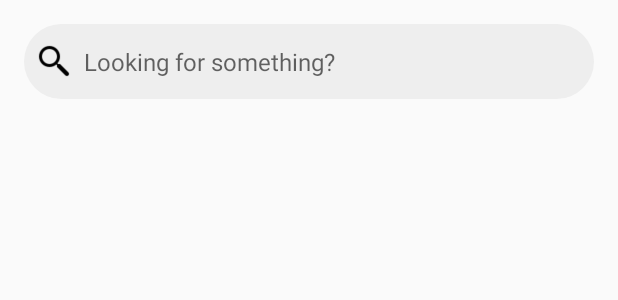
After one commit to Nickes10/TheCookApp, an Android app: the layout fragment_search_bar.xml on its own in the app's theme, with its tools: preview values and no code run, on a phone screen of 412 x 824 dp. The commit adds this screen. Shown: the top 300 px of the screen. Run offline under Robolectric (Android 15) with nearby library versions, the phone set to English and light mode, and no system bars.

Commit message:
Adding of the Search Fragment

```diff
--- /dev/null
+++ b/app/src/main/kotlin/com/example/thecookapp/Adapter/UserAdapter.kt
@@ -0,0 +1,8 @@
+package com.example.thecookapp.Adapter
+
+import com.google.firebase.database.core.Context
+
+class UserAdapter (){
+  val ciao =  "ciao"
+
+}
--- a/app/src/main/kotlin/com/example/thecookapp/MainActivity.kt
+++ b/app/src/main/kotlin/com/example/thecookapp/MainActivity.kt
@@ -8,6 +8,7 @@ import androidx.fragment.app.Fragment
 import com.example.thecookapp.ui.home.HomeFragment
 import com.example.thecookapp.ui.notifications.NotificationsFragment
 import com.example.thecookapp.ui.profile.ProfileFragment
+import com.example.thecookapp.ui.search.SearchBarFragment
 
 class MainActivity : AppCompatActivity() {
 
@@ -21,6 +22,7 @@ class MainActivity : AppCompatActivity() {
                 return@OnNavigationItemSelectedListener true
             }
             R.id.navigation_search -> {
+                moveToFragment(SearchBarFragment())
                 return@OnNavigationItemSelectedListener true
             }
             R.id.navigation_add_post -> {
--- a/app/src/main/kotlin/com/example/thecookapp/ui/profile/ProfileFragment.kt
+++ b/app/src/main/kotlin/com/example/thecookapp/ui/profile/ProfileFragment.kt
@@ -19,8 +19,9 @@ class ProfileFragment : Fragment() {
     ): View {
         // Initialize the binding object
         // Use ViewBinding to inflate the layout
+        val view = inflater.inflate(R.layout.fragment_profile, container, false)
 
-        return  inflater.inflate(R.layout.fragment_profile, container, false)
+        return  view
     }
 
 
--- /dev/null
+++ b/app/src/main/kotlin/com/example/thecookapp/ui/search/SearchBarFragment.kt
@@ -0,0 +1,23 @@
+package com.example.thecookapp.ui.search
+
+import android.os.Bundle
+import android.view.LayoutInflater
+import android.view.View
+import android.view.ViewGroup
+import androidx.fragment.app.Fragment
+import com.example.thecookapp.R
+
+class SearchBarFragment : Fragment() {
+
+    override fun onCreateView(
+        inflater: LayoutInflater, container: ViewGroup?,
+        savedInstanceState: Bundle?
+    ): View? {
+        // Initialize the binding object
+        // Use ViewBinding to inflate the layout
+        val view = inflater.inflate(R.layout.fragment_search_bar, container, false)
+
+        return  view
+    }
+
+}
--- /dev/null
+++ b/app/src/main/res/drawable/search_bar_background.xml
@@ -0,0 +1,6 @@
+<?xml version="1.0" encoding="utf-8"?>
+<shape xmlns:android="http://schemas.android.com/apk/res/android">
+    <solid android:color="@color/colorGrey"/>
+    <corners android:radius="25dp" />
+    <padding android:left="8dp" android:top="8dp" android:right="8dp" android:bottom="8dp" />
+</shape>
--- /dev/null
+++ b/app/src/main/res/layout/fragment_search_bar.xml
@@ -0,0 +1,43 @@
+<?xml version="1.0" encoding="utf-8"?>
+<RelativeLayout xmlns:android="http://schemas.android.com/apk/res/android"
+    xmlns:tools="http://schemas.android.com/tools"
+    android:layout_width="match_parent"
+    android:layout_height="wrap_content"
+    android:padding="16dp"
+    tools:context=".ui.search.SearchBarFragment">
+
+    <!-- Search Bar Container -->
+    <LinearLayout
+        android:id="@+id/search_bar_container"
+        android:layout_width="match_parent"
+        android:layout_height="50dp"
+        android:orientation="horizontal"
+        android:background="@drawable/search_bar_background"
+        android:padding="8dp"
+        android:gravity="center_vertical">
+
+        <!-- Magnifying Glass Icon -->
+        <ImageView
+            android:id="@+id/search_icon"
+            android:layout_width="24dp"
+            android:layout_height="24dp"
+            android:src="@drawable/my_search"
+            android:layout_marginEnd="8dp" />
+
+        <!-- Search Input Field -->
+        <EditText
+            android:id="@+id/search_input"
+            android:layout_width="0dp"
+            android:layout_height="match_parent"
+            android:layout_weight="1"
+            android:hint="Looking for something?"
+            android:background="@android:color/transparent"
+            android:padding="0dp"
+            android:textColor="@android:color/black"
+            android:textSize="16dp" />
+
+
+
+    </LinearLayout>
+
+</RelativeLayout>
--- a/app/src/main/res/values/colors.xml
+++ b/app/src/main/res/values/colors.xml
@@ -10,7 +10,7 @@
     <color name="colorPrimary">#FFFFFFFF</color>
     <color name="colorPrimaryDark">#5C32C7</color>
     <color name="colorAccent">#ff68a5</color>
-    <color name="colorGrey">#dcdcdc</color>
+    <color name="colorGrey">#EEEEEE</color>
     <color name="colorBlue">#5552FF</color>
     <color name="colorSignIn">#c8332c</color>
 </resources>
```
